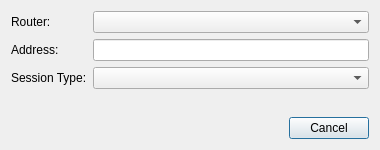
This is source/client/desktop/quick_connect_dialog.ui in dchapyshev/aspia as Qt 5 draws it before an edit. The edited form follows.
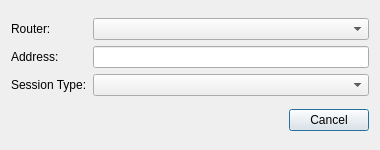
This is the edited form. Custom widgets are drawn as their Qt base class.

Patch:
```diff
--- a/source/client/desktop/quick_connect_dialog.ui
+++ b/source/client/desktop/quick_connect_dialog.ui
@@ -59,19 +59,6 @@
      </item>
     </layout>
    </item>
-   <item>
-    <spacer name="vertical_spacer">
-     <property name="orientation">
-      <enum>Qt::Orientation::Vertical</enum>
-     </property>
-     <property name="sizeHint" stdset="0">
-      <size>
-       <width>0</width>
-       <height>0</height>
-      </size>
-     </property>
-    </spacer>
-   </item>
    <item>
     <widget class="DialogButtonBox" name="button_box">
      <property name="standardButtons">
```
